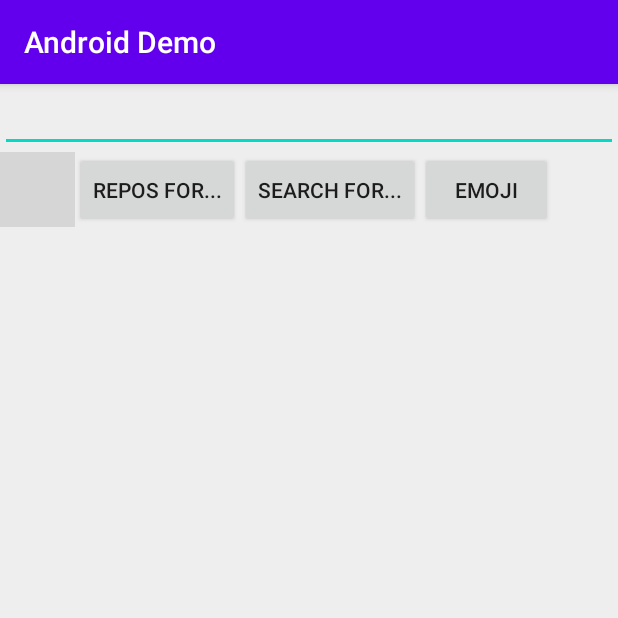
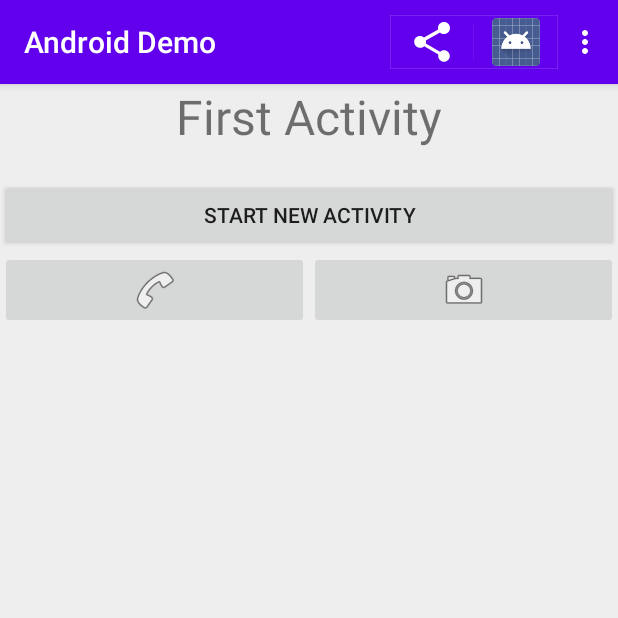
Before and after one commit to info448-au20/lecture-demo-code, an Android app: the screen it shows after launch (MainActivity), on a phone screen of 412 x 824 dp, the top half of it. Run offline under Robolectric (Android 15) with nearby library versions, the phone set to English and light mode, and no system bars; grey boxes are pictures that could not be loaded.

Commit message:
End of intent demo

```diff
--- a/app/src/main/java/edu/uw/info448/demo/MainActivity.kt
+++ b/app/src/main/java/edu/uw/info448/demo/MainActivity.kt
@@ -1,154 +1,120 @@
 package edu.uw.info448.demo
 
+import android.app.Activity
+import android.content.Intent
+import android.graphics.Bitmap
+import android.net.Uri
 import android.os.Bundle
+import android.provider.MediaStore
 import android.util.Log
-import android.view.LayoutInflater
+import android.view.Menu
+import android.view.MenuItem
 import android.view.View
-import android.view.ViewGroup
-import android.widget.EditText
 import android.widget.ImageView
-import android.widget.TextView
 import android.widget.Toast
 import androidx.appcompat.app.AppCompatActivity
-import androidx.lifecycle.Observer
-import androidx.lifecycle.ViewModelProvider
-import androidx.recyclerview.widget.DiffUtil
-import androidx.recyclerview.widget.ListAdapter
-import androidx.recyclerview.widget.RecyclerView
-import com.bumptech.glide.Glide
-import edu.uw.info448.demo.network.GitHubApi
-import edu.uw.info448.demo.network.GitHubSearchResponse
-import edu.uw.info448.demo.network.Repo
-import retrofit2.Call
-import retrofit2.Callback
-import retrofit2.Response
+import androidx.appcompat.widget.ShareActionProvider
+import androidx.core.view.MenuItemCompat
+
 
 class MainActivity : AppCompatActivity() {
 
-    private val TAG = "MainActivity"
-    private lateinit var adapter: RepoListAdapter
+    private val TAG = "**MAIN**"
 
-    private lateinit var viewModel: MainViewModel
+    private val REQUEST_IMAGE_CAPTURE = 1
+
+    companion object {
+        const val EXAMPLE_MESSAGE_KEY = "edu.uw.info448.demo.message"
+    }
 
     override fun onCreate(savedInstanceState: Bundle?) {
         super.onCreate(savedInstanceState)
         setContentView(R.layout.activity_main)
 
-        viewModel = ViewModelProvider(this).get(MainViewModel::class.java)
+        val launchButton = findViewById<View>(R.id.btn_launch)
+        launchButton.setOnClickListener {
+            Log.v(TAG, "Launch button pressed")
 
-        //set up the watcher (listener)
-        val repoObserver = Observer<List<Repo>> {
-            Log.v(TAG, "Updating: $it")
-            adapter.submitList(it)
+            //Explicit Intent
+            //                                    context            target
+            val myIntent = Intent(this@MainActivity, SecondActivity::class.java)
+            myIntent.putExtra(EXAMPLE_MESSAGE_KEY, "Hello from MainActivity! It's lovely here")
+            startActivity(myIntent) //sends the Intent
+
         }
 
-        //start watching
-        viewModel.repoData.observe(this, repoObserver)
-        //if in a fragment: observe(viewLifecycleOwner, myObserver)
+    }
 
-        /** RecyclerView **/
-        adapter = RepoListAdapter()
-        val recycler = findViewById<RecyclerView>(R.id.recycler_list)
-        recycler.adapter = adapter
+    fun callNumber(v: View) {
+        Log.v(TAG, "Call button pressed")
 
-        /** Image Logo **/
-        Glide.with(this).load("https://github.githubassets.com/images/modules/logos_page/GitHub-Mark.png")
-            .into(findViewById<ImageView>(R.id.img_logo))
+        //Implicit Intent
+        //Action - what we want to do - dial a phone
+        //Data - what we want to do that with - what phone number
+        val intent = Intent(Intent.ACTION_DIAL) //action
+        intent.data = Uri.parse("tel:205-685-1622") //data
+
+        if(intent.resolveActivity(packageManager) != null) {
+            startActivity(intent) //send our IMPLICIT intent
+        } else {
+            Log.d(TAG, "No supporting activity found")
+        }
+
+    }
+
+    fun takePicture(v: View?) {
+        Log.v(TAG, "Camera button pressed")
+
+        val intent = Intent(MediaStore.ACTION_IMAGE_CAPTURE)
+        if(intent.resolveActivity(packageManager) != null) {
+            startActivityForResult(intent, REQUEST_IMAGE_CAPTURE)
+        }
+    }
+
+    override fun onActivityResult(requestCode: Int, resultCode: Int, data: Intent?) {
+        super.onActivityResult(requestCode, resultCode, data)
+
+        if(requestCode == REQUEST_IMAGE_CAPTURE) {
+            if(resultCode == Activity.RESULT_OK) {
+               val extras = data?.extras?.apply {
+                   val imageBitmap = this.get("data") as Bitmap //get the thumbnail
+                   findViewById<ImageView>(R.id.img_thumbnail).setImageBitmap(imageBitmap)
+               }
+            }
+        }
+    }
+
+    override fun onCreateOptionsMenu(menu: Menu): Boolean {
+        val inflater = menuInflater
+        inflater.inflate(R.menu.main_menu, menu)
+
+        val shareItem = menu.findItem(R.id.menu_item_share)
+        val myShareActionProvider = MenuItemCompat.getActionProvider(shareItem) as ShareActionProvider
+
+        val intent = Intent(Intent.ACTION_DIAL) //action
+        intent.data = Uri.parse("tel:205-685-1622") //data
+
+        myShareActionProvider.setShareIntent(intent)
+
+        return true //we did make a menu, be sure and show
+    }
+
+    override fun onOptionsItemSelected(item: MenuItem): Boolean {
+        return when (item.itemId) {
+            R.id.menu_item_hello -> {
+                //do our stuff
+                Toast.makeText(this, "Hello!", Toast.LENGTH_SHORT).show()
+                true
+            }
+            R.id.menu_item_call -> {
+                Log.v(TAG, "Calling...")
+                //callNumber()
+                true
+            }
+            else -> super.onOptionsItemSelected(item)
+        }
+    }
 
 
 
-    }
-
-    /** Button handlers **/
-    fun getEmoji(v: View){
-        Log.v(TAG, "Getting emojis...")
-
-        //send the fetch request to get data from the Emojis endpoint
-        //fetch(getEmojiEndpoint)
-        GitHubApi.retrofitService.getEmoji().enqueue(object: Callback<String> {
-            override fun onResponse(call: Call<String>, response: Response<String>) {
-                val body = response.body()
-                Log.v(TAG, "$body")
-//                findViewById<TextView>(R.id.txt_misc).text = body
-            }
-
-            override fun onFailure(call: Call<String>, t: Throwable) {
-                Log.e(TAG, "Failure: ${t.message}")
-            }
-        })
-    }
-
-    fun getRepos(v: View){
-        val input = findViewById<EditText>(R.id.edit_input).text.toString()
-        Log.v(TAG, "Getting repos for $input")
-
-        GitHubApi.retrofitService.getReposForOrg(input).enqueue(object: Callback<List<Repo>> {
-            override fun onResponse(call: Call<List<Repo>>, response: Response<List<Repo>>) {
-                val body = response.body()
-                Log.v(TAG, "$body")
-
-                adapter.submitList(body)
-
-//                findViewById<TextView>(R.id.txt_misc).text = body
-            }
-
-            override fun onFailure(call: Call<List<Repo>>, t: Throwable) {
-                Log.e(TAG, "Failure: ${t.message}")
-            }
-        })
-    }
-
-    fun searchRepos(v: View){
-        val input = findViewById<EditText>(R.id.edit_input).text.toString()
-        Log.v(TAG, "Searching repos for $input")
-
-        viewModel.searchRepos(input)
-
-
-    }
 }
-
-
-class RepoListAdapter() : ListAdapter<Repo, RepoListAdapter.ViewHolder>(RepoDiffCallback()) {
-
-    //Store references to the views (that the adapter connects to the data to)
-    inner class ViewHolder(view: View) : RecyclerView.ViewHolder(view) {
-        //get a reference to any Views we want to modify _per element_ in RecyclerView
-        val txtView: TextView = view.findViewById<TextView>(R.id.txt_item)
-    }
-
-    //Called by the RecyclerView widget when we need to create a new View
-    override fun onCreateViewHolder(parent: ViewGroup, viewType: Int): ViewHolder {
-        //turn XML into Java elements (instantiated)
-        val inflatedView = LayoutInflater.from(parent.context).inflate(
-            R.layout.list_item, //this xml
-            parent,
-            false
-        )
-        return ViewHolder(inflatedView)
-    }
-
-    //called whenever the data is connected to the View
-    override fun onBindViewHolder(holder: ViewHolder, position: Int) {
-        val theItem = getItem(position) //get the position-th element from the data
-
-        //how do I want the data to show up in the view?
-        //dynamically assign View attributes!
-        holder.txtView.text = theItem!!.name //theItem is a Repo!
-
-        holder.txtView.setOnClickListener {
-            Toast.makeText(holder.txtView.context, "You clicked on ${theItem.name}", Toast.LENGTH_SHORT).show()
-        }
-
-    }
-}
-
-class RepoDiffCallback : DiffUtil.ItemCallback<Repo>() {
-    override fun areItemsTheSame(oldItem: Repo, newItem: Repo): Boolean {
-        return oldItem.id == newItem.id
-    }
-
-    override fun areContentsTheSame(oldItem: Repo, newItem: Repo): Boolean {
-        return oldItem == newItem
-    }
-}
--- a/app/src/main/java/edu/uw/info448/demo/MainViewModel.kt
+++ /dev/null
@@ -1,44 +0,0 @@
-package edu.uw.info448.demo
-
-import android.util.Log
-import android.view.View
-import android.widget.EditText
-import androidx.lifecycle.LiveData
-import androidx.lifecycle.MutableLiveData
-import androidx.lifecycle.ViewModel
-import edu.uw.info448.demo.network.GitHubApi
-import edu.uw.info448.demo.network.GitHubSearchResponse
-import edu.uw.info448.demo.network.Repo
-import retrofit2.Call
-import retrofit2.Callback
-import retrofit2.Response
-
-class MainViewModel : ViewModel() {
-
-    private val TAG = "MainViewModel"
-
-    private var _repoData = MutableLiveData<List<Repo>>()
-
-    val repoData: LiveData<List<Repo>>
-        get() = _repoData
-
-    fun searchRepos(query: String){
-        GitHubApi.retrofitService.searchRepos(query).enqueue(object:
-            Callback<GitHubSearchResponse> {
-            override fun onResponse(call: Call<GitHubSearchResponse>, response: Response<GitHubSearchResponse>) {
-                val body = response.body()
-                Log.v(TAG, "$body")
-                val repos = body!!.items
-
-//                adapter.submitList(repos)
-                _repoData.value = repos //put new data in the "watched container"
-            }
-
-            override fun onFailure(call: Call<GitHubSearchResponse>, t: Throwable) {
-                Log.e(TAG, "Failure: ${t.message}")
-            }
-        })
-    }
-
-
-}
--- a/app/src/main/res/layout/activity_main.xml
+++ b/app/src/main/res/layout/activity_main.xml
@@ -8,52 +8,56 @@
     android:orientation="vertical"
     tools:context=".MainActivity">
 
-    <EditText
-        android:id="@+id/edit_input"
+    <TextView
+        android:id="@+id/main_title"
+        android:layout_width="wrap_content"
+        android:layout_height="wrap_content"
+        android:text="First Activity"
+        android:textSize="32sp"
+        android:layout_gravity="center"
+        android:layout_marginBottom="20dp"
+        />
+
+    <Button
+        android:id="@+id/btn_launch"
         android:layout_width="match_parent"
         android:layout_height="wrap_content"
+        android:text="Start New Activity"
+        android:layout_gravity="center_horizontal"
         />
+
     <LinearLayout
         android:layout_width="match_parent"
         android:layout_height="wrap_content"
         android:orientation="horizontal"
-        >
+        android:gravity="center_horizontal">
 
-        <ImageView
-            android:id="@+id/img_logo"
-            android:layout_width="50dp"
-            android:layout_height="50dp"
+        <ImageButton
+            android:id="@+id/btn_dial"
+            android:layout_width="0dp"
+            android:layout_height="wrap_content"
+            android:src="@android:drawable/ic_menu_call"
+            android:layout_weight="1"
+            android:onClick="callNumber"
+            android:contentDescription="Call Number"
             />
 
-        <Button
-            android:id="@+id/btn_repos"
-            android:layout_width="wrap_content"
-            android:layout_height="match_parent"
-            android:text="Repos for..."
-            android:onClick="getRepos"
+        <ImageButton
+            android:id="@+id/btn_picture"
+            android:layout_width="0dp"
+            android:layout_height="wrap_content"
+            android:src="@android:drawable/ic_menu_camera"
+            android:layout_weight="1"
+            android:onClick="takePicture"
+            android:contentDescription="Take Picture"
             />
-        <Button
-            android:id="@+id/btn_search"
-            android:layout_width="wrap_content"
-            android:layout_height="match_parent"
-            android:text="Search for..."
-            android:onClick="searchRepos"
-            />
-        <Button
-            android:id="@+id/btn_emoji"
-            android:layout_width="wrap_content"
-            android:layout_height="match_parent"
-            android:text="Emoji"
-            android:onClick="getEmoji"
-            />
+
     </LinearLayout>
 
-    <androidx.recyclerview.widget.RecyclerView
-        android:id="@+id/recycler_list"
+    <ImageView
+        android:id="@+id/img_thumbnail"
         android:layout_width="match_parent"
         android:layout_height="0dp"
         android:layout_weight="1"
-        app:layoutManager="androidx.recyclerview.widget.LinearLayoutManager"
         />
-
 </LinearLayout>
--- /dev/null
+++ b/app/src/main/res/menu/main_menu.xml
@@ -0,0 +1,25 @@
+<?xml version="1.0" encoding="utf-8"?>
+<menu xmlns:android="http://schemas.android.com/apk/res/android"
+    xmlns:app="http://schemas.android.com/apk/res-auto">
+
+    <item
+        android:id="@+id/menu_item_hello"
+        android:title="Say hello!"
+        app:showAsAction="never"
+        />
+
+    <item
+        android:id="@+id/menu_item_share"
+        android:title="Share"
+        app:showAsAction="ifRoom"
+        app:actionProviderClass="androidx.appcompat.widget.ShareActionProvider"
+        />
+
+    <item
+        android:id="@+id/menu_item_call"
+        android:title="Call"
+        app:showAsAction="never"
+        android:icon="@android:drawable/ic_menu_call"
+        />
+
+</menu>
--- /dev/null
+++ b/app/src/main/res/values-round/strings.xml
@@ -0,0 +1,3 @@
+<resources>
+    <string name="hello_world">Hello Round World!</string>
+</resources>
--- a/app/src/main/res/values/strings.xml
+++ b/app/src/main/res/values/strings.xml
@@ -4,4 +4,10 @@
     <string name="hello_second_fragment">Hello Second fragment</string>
     <!-- TODO: Remove or change this placeholder text -->
     <string name="hello_blank_fragment">Hello blank fragment</string>
+    <string name="title_activity_second">SecondActivity</string>
+    <!--
+    This string is used for square devices and overridden by hello_world in
+    values-round/strings.xml for round devices.
+    -->
+    <string name="hello_world">Hello Square World!</string>
 </resources>
```
Also changed, not shown: app/build.gradle (+2 -7 lines), app/src/main/AndroidManifest.xml (+17 -4 lines), app/src/main/java/edu/uw/info448/demo/SecondActivity.kt (added, +22 -0 lines), app/src/main/java/edu/uw/info448/demo/network/GithubNetworkService.kt (deleted, +0 -62 lines), app/src/main/res/layout/activity_second.xml (added, +29 -0 lines), app/src/main/res/layout/list_item.xml (deleted, +0 -14 lines), app/src/main/res/values/dimens.xml (added, +15 -0 lines).
